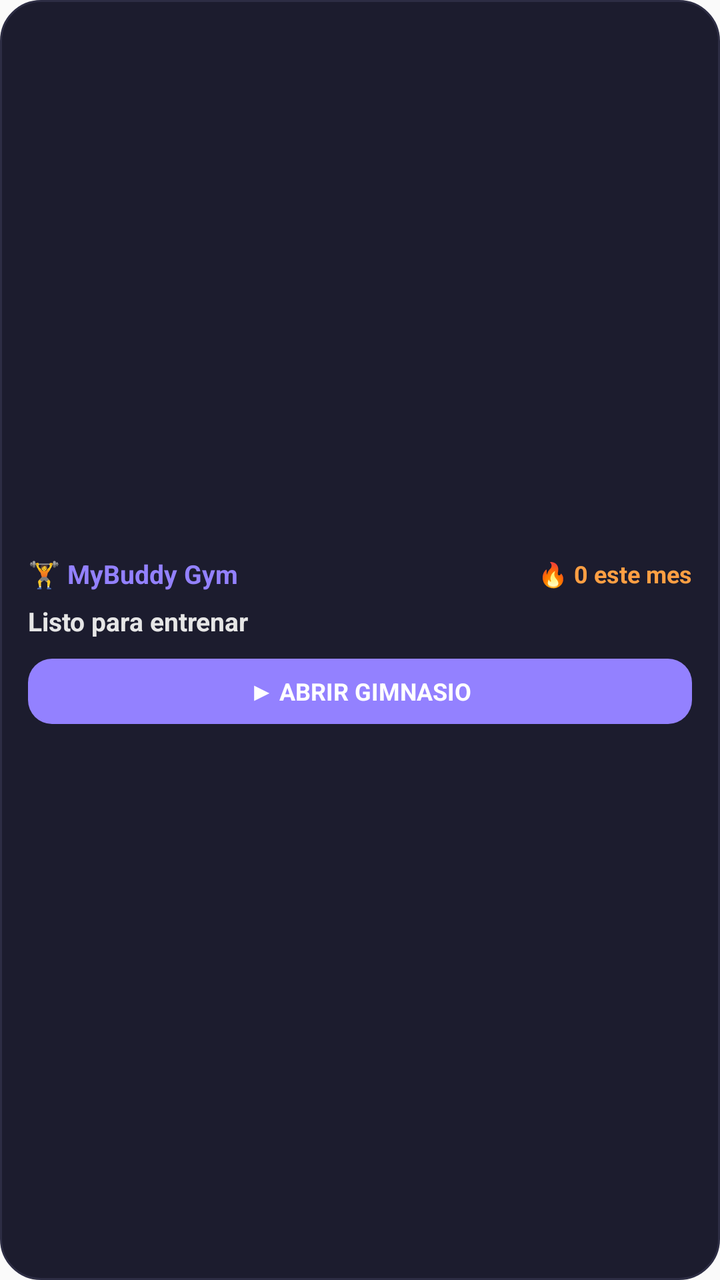
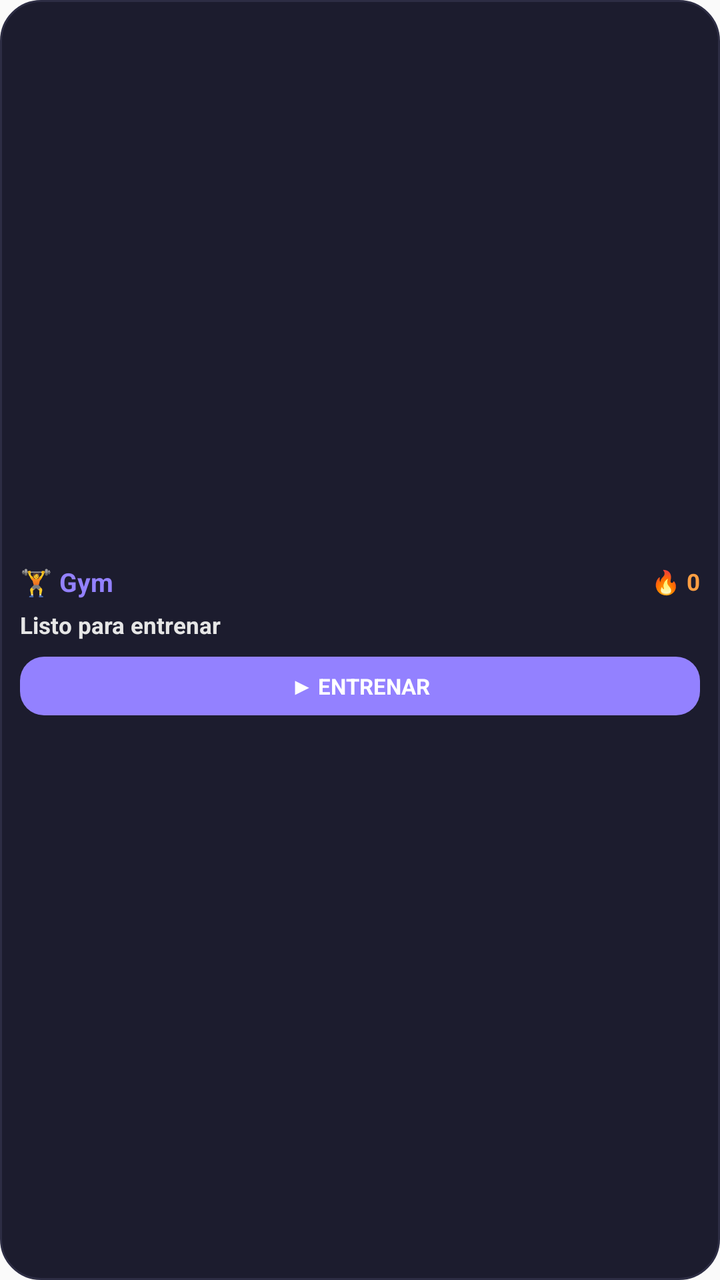

Compare the two renders of this Android layout. The source of the first and the diff that turns it into the second are given below.
<!-- AndroidManifest.xml: application theme AppTheme -->
<!-- res/layout/widget_gym.xml -->
<?xml version="1.0" encoding="utf-8"?>
<LinearLayout xmlns:android="http://schemas.android.com/apk/res/android"
    android:id="@+id/widget_root"
    android:layout_width="match_parent"
    android:layout_height="match_parent"
    android:background="@drawable/widget_bg"
    android:gravity="center_vertical"
    android:orientation="vertical"
    android:padding="14dp">

    <LinearLayout
        android:layout_width="match_parent"
        android:layout_height="wrap_content"
        android:gravity="center_vertical"
        android:orientation="horizontal">

        <TextView
            android:layout_width="0dp"
            android:layout_height="wrap_content"
            android:layout_weight="1"
            android:text="🏋️ MyBuddy Gym"
            android:textColor="#9381FF"
            android:textSize="13sp"
            android:textStyle="bold" />

        <TextView
            android:id="@+id/gym_month_count"
            android:layout_width="wrap_content"
            android:layout_height="wrap_content"
            android:text="🔥 0 este mes"
            android:textColor="#FF9F43"
            android:textSize="12sp"
            android:textStyle="bold" />
    </LinearLayout>

    <TextView
        android:id="@+id/gym_status_text"
        android:layout_width="match_parent"
        android:layout_height="wrap_content"
        android:layout_marginTop="6dp"
        android:layout_marginBottom="10dp"
        android:ellipsize="end"
        android:maxLines="1"
        android:text="Listo para entrenar"
        android:textColor="#E6E6E6"
        android:textSize="13sp"
        android:textStyle="bold" />

    <TextView
        android:id="@+id/gym_action_btn"
        android:layout_width="match_parent"
        android:layout_height="wrap_content"
        android:background="@drawable/widget_btn_primary"
        android:gravity="center"
        android:paddingVertical="8dp"
        android:text="▶ ABRIR GIMNASIO"
        android:textColor="#FFFFFF"
        android:textSize="12sp"
        android:textStyle="bold" />

</LinearLayout>
<!-- resources referenced by this layout -->
<resources>
  <!-- drawable widget_bg (drawable) -->
  <?xml version="1.0" encoding="utf-8"?>
  <shape xmlns:android="http://schemas.android.com/apk/res/android"
      android:shape="rectangle">
      <solid android:color="#1C1C2E" />
      <corners android:radius="20dp" />
      <stroke
          android:width="1dp"
          android:color="#2D2D44" />
  </shape>
  <!-- drawable widget_btn_primary (drawable) -->
  <?xml version="1.0" encoding="utf-8"?>
  <shape xmlns:android="http://schemas.android.com/apk/res/android"
      android:shape="rectangle">
      <solid android:color="#9381FF" />
      <corners android:radius="12dp" />
  </shape>
  <style name="AppTheme" parent="Theme.AppCompat.Light.DarkActionBar">
          
          <item name="colorPrimary">@color/colorPrimary</item>
          <item name="colorPrimaryDark">@color/colorPrimaryDark</item>
          <item name="colorAccent">@color/colorAccent</item>
      </style>
</resources>

<!-- the commit's change to res/layout/widget_gym.xml (unified diff, before → after) -->
@@ -6,7 +6,7 @@
     android:background="@drawable/widget_bg"
     android:gravity="center_vertical"
     android:orientation="vertical"
-    android:padding="14dp">
+    android:padding="10dp">
 
     <LinearLayout
         android:layout_width="match_parent"
@@ -18,7 +18,9 @@
             android:layout_width="0dp"
             android:layout_height="wrap_content"
             android:layout_weight="1"
-            android:text="🏋️ MyBuddy Gym"
+            android:ellipsize="end"
+            android:maxLines="1"
+            android:text="🏋️ Gym"
             android:textColor="#9381FF"
             android:textSize="13sp"
             android:textStyle="bold" />
@@ -27,9 +29,9 @@
             android:id="@+id/gym_month_count"
             android:layout_width="wrap_content"
             android:layout_height="wrap_content"
-            android:text="🔥 0 este mes"
+            android:text="🔥 0"
             android:textColor="#FF9F43"
-            android:textSize="12sp"
+            android:textSize="11.5sp"
             android:textStyle="bold" />
     </LinearLayout>
 
@@ -37,13 +39,13 @@
         android:id="@+id/gym_status_text"
         android:layout_width="match_parent"
         android:layout_height="wrap_content"
-        android:layout_marginTop="6dp"
-        android:layout_marginBottom="10dp"
+        android:layout_marginTop="5dp"
+        android:layout_marginBottom="8dp"
         android:ellipsize="end"
         android:maxLines="1"
         android:text="Listo para entrenar"
         android:textColor="#E6E6E6"
-        android:textSize="13sp"
+        android:textSize="11.5sp"
         android:textStyle="bold" />
 
     <TextView
@@ -52,10 +54,10 @@
         android:layout_height="wrap_content"
         android:background="@drawable/widget_btn_primary"
         android:gravity="center"
-        android:paddingVertical="8dp"
-        android:text="▶ ABRIR GIMNASIO"
+        android:paddingVertical="7dp"
+        android:text="▶ ENTRENAR"
         android:textColor="#FFFFFF"
-        android:textSize="12sp"
+        android:textSize="11sp"
         android:textStyle="bold" />
 
 </LinearLayout>
